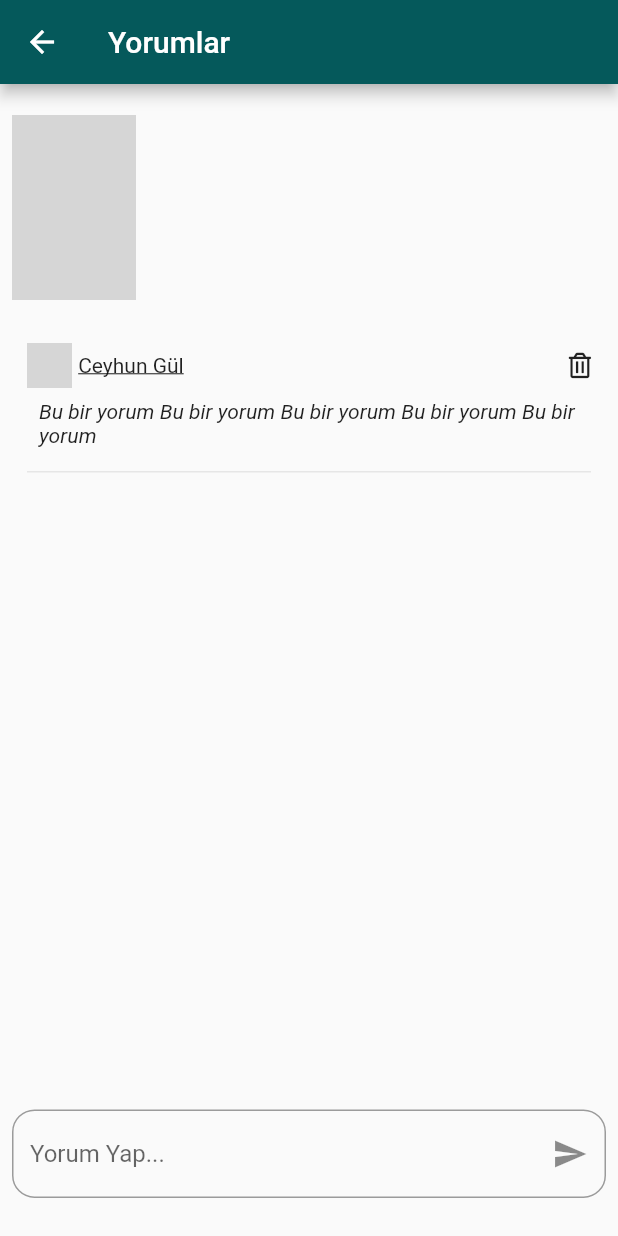
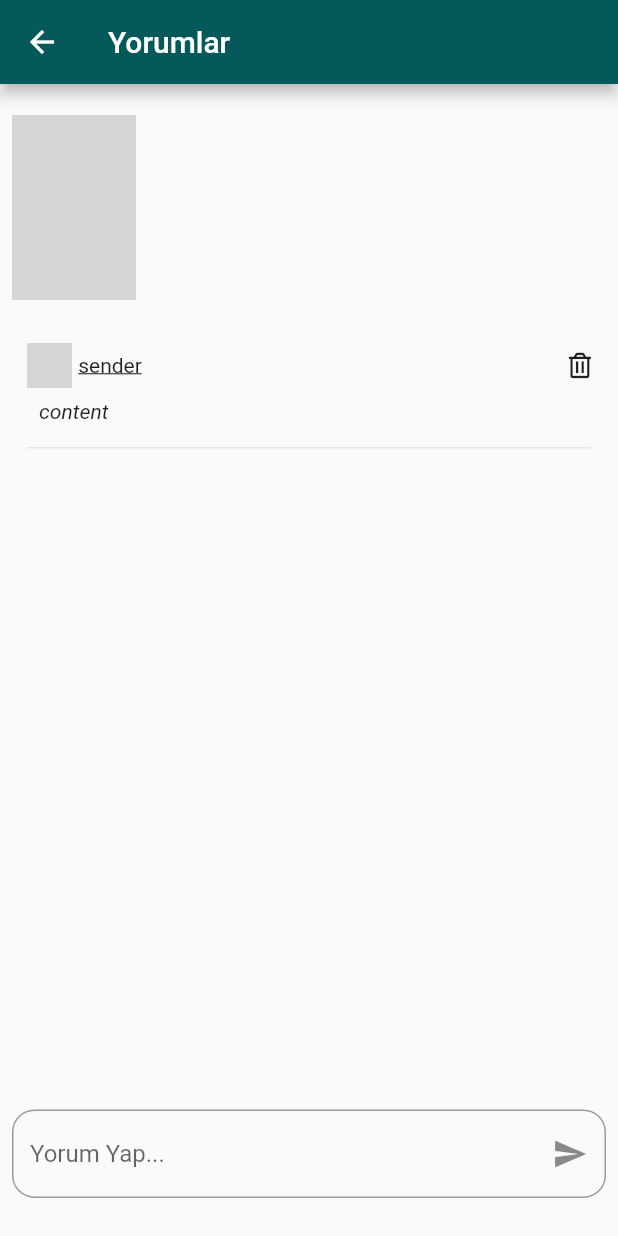
Before and after one commit to Ceyhunnnn/KitapcimProject, a Flutter app: the CommentPageDetail screen opened directly with empty values, on a phone screen of 412 x 824 dp. Run offline on Flutter 3.47's test engine with Material 2 defaults, Android fonts, the phone set to English and light mode, and no system bars; our stand-ins replace audioplayers, carousel_slider, cloud_firestore, firebase_auth, firebase_core, firebase_storage and 5 more; missing offline and left inert: bottom_bar; accounts and stored records are empty; network calls fail; grey boxes are pictures that could not be loaded.

Commit message:
commet save in firebase

```diff
--- a/lib/components/bookCard.dart
+++ b/lib/components/bookCard.dart
@@ -18,6 +18,7 @@ var about;
 var url;
 var author;
 var number;
+var bookUidPost;
 List gelenVeri = [];
 List? likeList = [];
 FirebaseFirestore firestore = FirebaseFirestore.instance;
@@ -164,6 +165,7 @@ class _buildBooksCardsState extends State<buildBooksCards> {
                                               '${myBooks['bookPageNumber']}';
                                           url = '${myBooks['bookUrl']}';
                                           about = '${myBooks['bookAbout']}';
+                                          bookUidPost = '${myBooks['uid']}';
                                         });
                                         Navigator.push(
                                           context,
@@ -174,7 +176,8 @@ class _buildBooksCardsState extends State<buildBooksCards> {
                                                       url: url,
                                                       author: author,
                                                       number: number,
-                                                      about: about)),
+                                                      about: about,
+                                                      bookUid: bookUid)),
                                         );
                                       },
                                       child: Icon(
--- a/lib/components/bookComment.dart
+++ b/lib/components/bookComment.dart
@@ -1,35 +1,63 @@
+import 'package:cloud_firestore/cloud_firestore.dart';
+import 'package:firebase_auth/firebase_auth.dart';
 import 'package:flutter/material.dart';
 import 'package:kitapcim/components/userComment.dart';
 import 'package:kitapcim/constants/context_extentions.dart';
 
 // ignore: must_be_immutable
 class CommentPageDetail extends StatefulWidget {
-  CommentPageDetail(
-      {Key? key,
-      required String this.name,
-      required String this.url,
-      required String this.author,
-      required String this.number,
-      required String this.about})
-      : super(key: key);
+  CommentPageDetail({
+    Key? key,
+    required String this.name,
+    required String this.url,
+    required String this.author,
+    required String this.number,
+    required String this.about,
+    required String this.bookUid,
+  }) : super(key: key);
 
   var name;
   var url;
   var author;
   var number;
   var about;
+  var bookUid;
+
   @override
   State<CommentPageDetail> createState() => _CommentPageDetailState();
 }
 
 class _CommentPageDetailState extends State<CommentPageDetail> {
-  @override
+  var firestore;
+  var current_id;
+  var sender;
+  var firebaseUser = FirebaseAuth.instance.currentUser;
+
+  Future<void> userGet() async {
+    FirebaseFirestore.instance
+        .collection('Users')
+        .doc(firebaseUser!.uid)
+        .get()
+        .then((gelenVeri) {
+      setState(() {
+        sender = gelenVeri.data()!['userName'];
+      });
+    });
+  }
+
   void initState() {
     super.initState();
+    userGet();
+    firestore = FirebaseFirestore.instance;
+    current_id = FirebaseAuth.instance.currentUser!.uid;
+    print("Giris yapili kullanici : " + current_id);
+    print("Acilan Kitap Uid : ${widget.bookUid}");
   }
 
   @override
   Widget build(BuildContext context) {
+    TextEditingController content = TextEditingController();
+
     return Scaffold(
         appBar: AppBar(
           backgroundColor: context.appColor,
@@ -37,18 +65,6 @@ class _CommentPageDetailState extends State<CommentPageDetail> {
         ),
         body: Column(
           children: [
-            // Expanded(
-            //   flex: 0,
-            //   child: Padding(
-            //     padding: const EdgeInsets.all(10.0),
-            //     child: Text(
-            //       '${widget.about}',
-            //       overflow: TextOverflow.ellipsis,
-            //       textAlign: TextAlign.justify,
-            //       style: context.buildTextStyle(15, Colors.black),
-            //     ),
-            //   ),
-            // ),
             Expanded(
               flex: 3,
               child: Row(
@@ -96,7 +112,11 @@ class _CommentPageDetailState extends State<CommentPageDetail> {
                 child: SingleChildScrollView(
                   child: Column(
                     children: [
-                      UserComment(),
+                      UserComment(
+                        userId: "Ergga0QZOHecK3iMytoHytnfjjF3",
+                        content: "content",
+                        sender: "sender",
+                      ),
                     ],
                   ),
                 )),
@@ -109,9 +129,15 @@ class _CommentPageDetailState extends State<CommentPageDetail> {
                     children: [
                       Expanded(
                         child: TextFormField(
+                          controller: content,
                           decoration: InputDecoration(
                               suffixIcon: InkWell(
-                                  onTap: () => print("Yorum Yapildi!"),
+                                  onTap: () => {
+                                        print(
+                                            "Yorum yapan kisi : ${sender}\n Yorum : ${content.text}\n yorum yapan id : ${current_id}"),
+                                        saveComment(widget.bookUid, sender,
+                                            content.text, current_id)
+                                      },
                                   child: Icon(Icons.send)),
                               border: new OutlineInputBorder(
                                 borderRadius: new BorderRadius.circular(15.0),
@@ -128,4 +154,23 @@ class _CommentPageDetailState extends State<CommentPageDetail> {
           ],
         ));
   }
+
+  Future<String> saveComment(
+    String bookUid,
+    String sender,
+    String content,
+    String current_id,
+  ) async {
+    String res = "Some error occurred";
+    try {
+      firestore.collection('Books').doc(bookUid).update({
+        'comments': FieldValue.arrayUnion([
+          {"content": content, "sender": sender, "id": current_id}
+        ]),
+      });
+    } catch (err) {
+      res = err.toString();
+    }
+    return res;
+  }
 }
--- a/lib/components/userComment.dart
+++ b/lib/components/userComment.dart
@@ -3,7 +3,15 @@ import 'package:font_awesome_flutter/font_awesome_flutter.dart';
 import 'package:kitapcim/constants/context_extentions.dart';
 
 class UserComment extends StatefulWidget {
-  const UserComment({Key? key}) : super(key: key);
+  UserComment(
+      {Key? key,
+      required String this.userId,
+      required String this.content,
+      required String this.sender})
+      : super(key: key);
+  var userId;
+  var content;
+  var sender;
 
   @override
   State<UserComment> createState() => _UserCommentState();
@@ -41,7 +49,7 @@ class _UserCommentState extends State<UserComment> {
                             width: context.dynamicWidth(0.01),
                           ),
                           Text(
-                            "Ceyhun Gül",
+                            "${widget.sender}",
                             style: TextStyle(
                               decoration: TextDecoration.underline,
                             ),
@@ -56,7 +64,7 @@ class _UserCommentState extends State<UserComment> {
                       Padding(
                         padding: const EdgeInsets.all(8.0),
                         child: Text(
-                          "Bu bir yorum " * 5,
+                          "${widget.content}",
                           style: TextStyle(fontStyle: FontStyle.italic),
                         ),
                       ),
```
